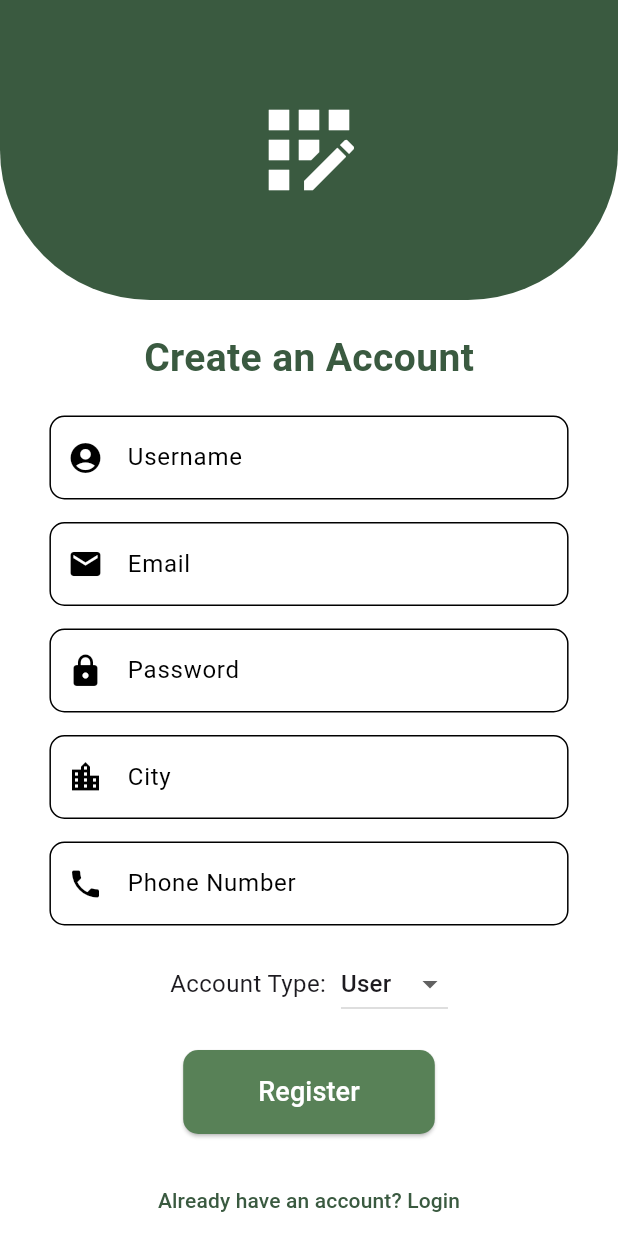
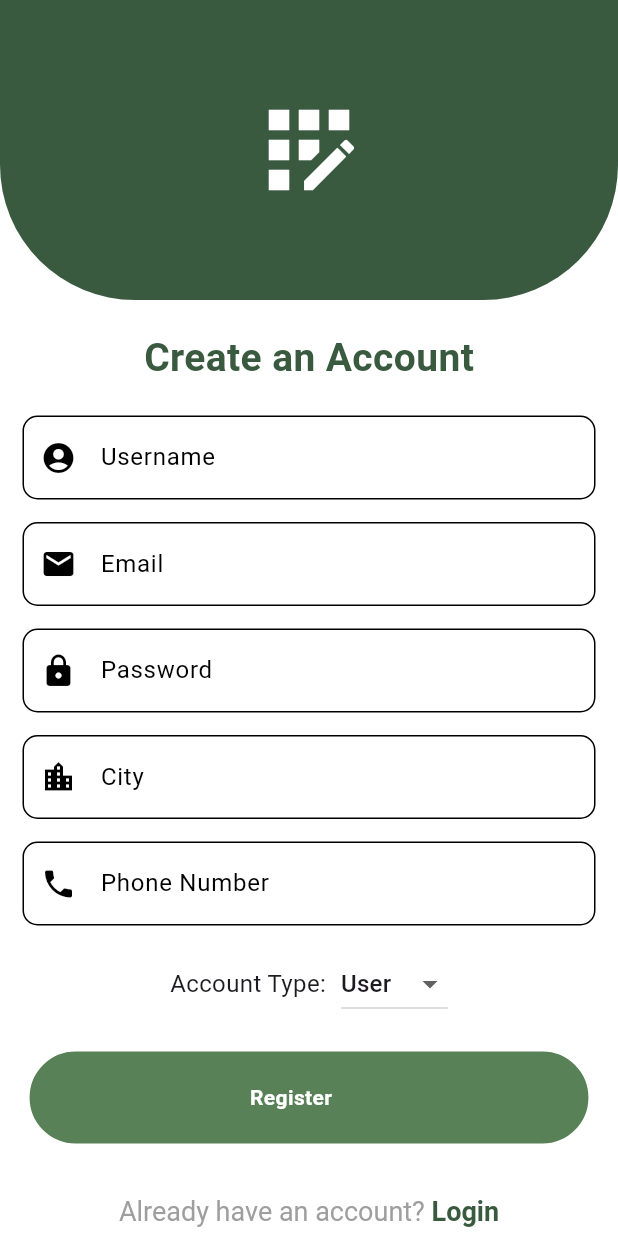
Before and after one commit to Anan-Elayan/flowers_app, a Flutter app: the screen it shows after launch, after a tap on "Login", after a tap on "Create Account", on a phone screen of 412 x 824 dp. Run offline on Flutter 3.47's test engine with Material 3 defaults, Android fonts, the phone set to English and light mode, and no system bars; our stand-ins replace shared_preferences; accounts and stored records are empty; Roboto replaces fonts that are missing (Cairo).

```diff
--- a/lib/components/custom_button.dart
+++ b/lib/components/custom_button.dart
@@ -1,3 +1,4 @@
+import 'package:flowers_app/constants/constants.dart';
 import 'package:flutter/material.dart';
 
 class CustomButton extends StatefulWidget {
@@ -41,7 +42,7 @@ class _CustomButtonState extends State<CustomButton> {
 
   void _onTap() {
     setState(() {
-      _currentBgColor = Colors.white54;
+      _currentBgColor = secondaryColor;
     });
     Future.delayed(Duration(milliseconds: 200), () {
       setState(() {
--- /dev/null
+++ b/lib/constants/constants.dart
@@ -0,0 +1,6 @@
+import 'dart:ui';
+
+final Color secondaryColor = Color(0xFF2C4630);
+final Color primaryColor = Color(0xFF3A5A40);
+final Color thirdColor = Color(0xFF588157);
+final Color fourthColor = Color(0xFF81B29A);
--- a/lib/screens/login.dart
+++ b/lib/screens/login.dart
@@ -4,6 +4,7 @@ import 'package:flowers_app/screens/register.dart';
 import 'package:flutter/material.dart';
 import 'package:shared_preferences/shared_preferences.dart';
 
+import '../constants/constants.dart';
 import '../model/user.dart';
 import '../services/prefrence.dart';
 import 'admin_panel.dart';
@@ -34,18 +35,14 @@ class _LoginScreenState extends State<LoginScreen> {
             _passwordController.text.trim(), _rememberMe);
       }
       if (user?.accountType == 'User') {
-        Navigator.push(
+        Navigator.pushReplacement(
           context,
-          MaterialPageRoute(
-            builder: (context) => Home(),
-          ),
+          MaterialPageRoute(builder: (context) => Home()),
         );
       } else {
-        Navigator.push(
+        Navigator.pushReplacement(
           context,
-          MaterialPageRoute(
-            builder: (context) => AdminPanel(),
-          ),
+          MaterialPageRoute(builder: (context) => AdminPanel()),
         );
       }
     }
@@ -89,11 +86,11 @@ class _LoginScreenState extends State<LoginScreen> {
                     Container(
                       width: double.infinity,
                       height: screenHeight * 0.3,
-                      decoration: const BoxDecoration(
-                        color: Color(0xFF3A5A40),
-                        borderRadius: BorderRadius.only(
-                          bottomLeft: Radius.circular(100),
-                          bottomRight: Radius.circular(100),
+                      decoration: BoxDecoration(
+                        color: primaryColor,
+                        borderRadius: const BorderRadius.only(
+                          bottomLeft: Radius.circular(90),
+                          bottomRight: Radius.circular(90),
                         ),
                       ),
                     ),
@@ -113,12 +110,12 @@ class _LoginScreenState extends State<LoginScreen> {
 
                 const SizedBox(height: 20),
 
-                const Text(
+                Text(
                   "Welcome Back!",
                   style: TextStyle(
                     fontSize: 28,
                     fontWeight: FontWeight.bold,
-                    color: Color(0xFF3A5A40),
+                    color: primaryColor,
                   ),
                 ),
                 const SizedBox(height: 10),
@@ -173,7 +170,7 @@ class _LoginScreenState extends State<LoginScreen> {
                     mainAxisAlignment: MainAxisAlignment.start,
                     children: [
                       Checkbox(
-                        activeColor: const Color(0xFF588157),
+                        activeColor: primaryColor,
                         checkColor: Colors.white,
                         value: _rememberMe,
                         onChanged: (newValue) {
@@ -189,7 +186,7 @@ class _LoginScreenState extends State<LoginScreen> {
                 // Login Button
                 CustomButton(
                   buttonText: "Login",
-                  bgButtonColor: const Color(0xFF588157),
+                  bgButtonColor: thirdColor,
                   onPress: () {
                     _login();
                   },
@@ -213,10 +210,10 @@ class _LoginScreenState extends State<LoginScreen> {
                           ),
                         );
                       },
-                      child: const Text(
+                      child: Text(
                         "Create Account",
                         style: TextStyle(
-                          color: Color(0xFF3A5A40),
+                          color: primaryColor,
                           fontWeight: FontWeight.bold,
                         ),
                       ),
--- a/lib/screens/register.dart
+++ b/lib/screens/register.dart
@@ -1,7 +1,9 @@
+import 'package:flowers_app/components/custom_button.dart';
 import 'package:flowers_app/services/prefrence.dart';
 import 'package:flutter/material.dart';
 
 import '../components/custom_text_fields.dart';
+import '../constants/constants.dart';
 
 class Register extends StatefulWidget {
   const Register({super.key});
@@ -58,11 +60,11 @@ class _RegisterState extends State<Register> {
                     Container(
                       width: double.infinity,
                       height: 200,
-                      decoration: const BoxDecoration(
-                        color: Color(0xFF3A5A40),
-                        borderRadius: BorderRadius.only(
-                          bottomLeft: Radius.circular(100),
-                          bottomRight: Radius.circular(100),
+                      decoration: BoxDecoration(
+                        color: primaryColor,
+                        borderRadius: const BorderRadius.only(
+                          bottomLeft: Radius.circular(90),
+                          bottomRight: Radius.circular(90),
                         ),
                       ),
                     ),
@@ -80,19 +82,19 @@ class _RegisterState extends State<Register> {
                 ),
                 const SizedBox(height: 20),
 
-                const Text(
+                Text(
                   "Create an Account",
                   style: TextStyle(
                     fontSize: 26,
                     fontWeight: FontWeight.bold,
-                    color: Color(0xFF3A5A40),
+                    color: primaryColor,
                   ),
                 ),
 
                 const SizedBox(height: 20),
 
                 Padding(
-                  padding: EdgeInsets.symmetric(horizontal: screenWidth * 0.08),
+                  padding: const EdgeInsets.symmetric(horizontal: 15),
                   child: Column(
                     children: [
                       CustomTextFields(
@@ -200,25 +202,12 @@ class _RegisterState extends State<Register> {
                       ),
                       const SizedBox(height: 20),
 
-                      ElevatedButton(
-                        onPressed: register,
-                        style: ElevatedButton.styleFrom(
-                          backgroundColor: const Color(0xFF588157),
-                          padding: const EdgeInsets.symmetric(
-                            horizontal: 50,
-                            vertical: 15,
-                          ),
-                          shape: RoundedRectangleBorder(
-                            borderRadius: BorderRadius.circular(10),
-                          ),
-                        ),
-                        child: const Text(
-                          "Register",
-                          style: TextStyle(
-                            color: Colors.white,
-                            fontSize: 18,
-                          ),
-                        ),
+                      CustomButton(
+                        buttonText: "Register",
+                        bgButtonColor: thirdColor,
+                        onPress: () {
+                          register();
+                        },
                       ),
                     ],
                   ),
@@ -227,11 +216,24 @@ class _RegisterState extends State<Register> {
 
                 TextButton(
                   onPressed: () => Navigator.pop(context),
-                  child: const Text(
-                    "Already have an account? Login",
-                    style: TextStyle(color: Color(0xFF3A5A40)),
+                  child: RichText(
+                    text: TextSpan(
+                      text: "Already have an account? ",
+                      style: TextStyle(
+                        color: Colors.grey,
+                        fontSize: 18,
+                      ),
+                      children: [
+                        TextSpan(
+                          text: "Login",
+                          style: TextStyle(
+                              color: primaryColor, fontWeight: FontWeight.bold),
+                        ),
+                      ],
+                    ),
                   ),
                 ),
+                const SizedBox(height: 10),
               ],
             ),
           ),
```
Also changed, not shown: lib/screens/admin_panel.dart (+44 -3 lines), lib/screens/home.dart (+44 -3 lines), lib/screens/home_page.dart (deleted, +0 -15 lines), lib/services/prefrence.dart (+0 -11 lines).
